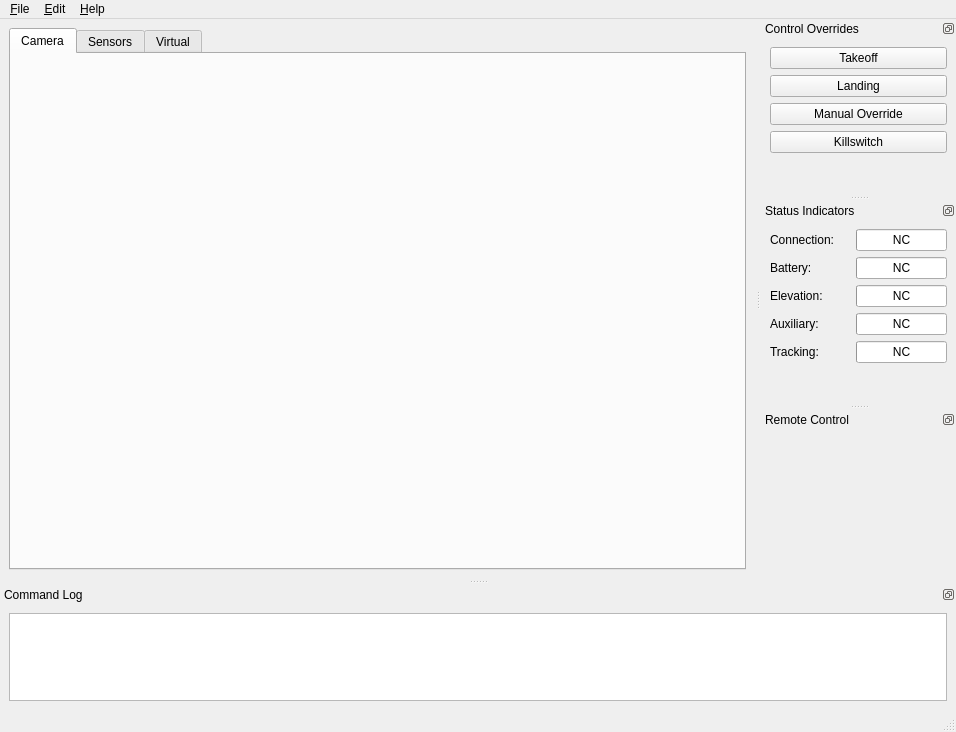
This is heliview/src/ApplicationFrame.ui in gcsmith/ktgt-uav-desktop as Qt 5 draws it before an edit. The edited form follows.
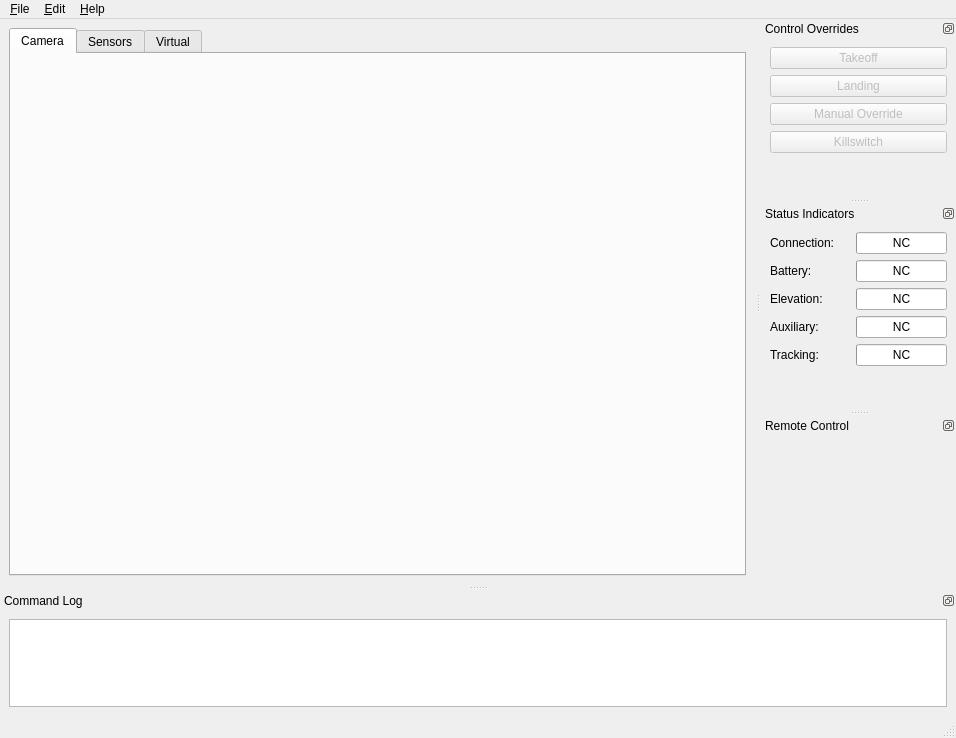
This is the edited form. Icons and pictures are not drawn.

What changed in the file:
```diff
--- a/heliview/src/ApplicationFrame.ui
+++ b/heliview/src/ApplicationFrame.ui
@@ -7,7 +7,7 @@
     <x>0</x>
     <y>0</y>
     <width>956</width>
-    <height>732</height>
+    <height>738</height>
    </rect>
   </property>
   <property name="windowTitle">
@@ -261,6 +261,9 @@
     <layout class="QVBoxLayout" name="verticalLayout_5">
      <item>
       <widget class="QPushButton" name="btnTakeoff">
+       <property name="enabled">
+        <bool>false</bool>
+       </property>
        <property name="text">
         <string>Takeoff</string>
        </property>
@@ -272,6 +275,9 @@
      </item>
      <item>
       <widget class="QPushButton" name="btnLanding">
+       <property name="enabled">
+        <bool>false</bool>
+       </property>
        <property name="text">
         <string>Landing</string>
        </property>
@@ -286,6 +292,9 @@
      </item>
      <item>
       <widget class="QPushButton" name="btnOverride">
+       <property name="enabled">
+        <bool>false</bool>
+       </property>
        <property name="text">
         <string>Manual Override</string>
        </property>
@@ -297,6 +306,9 @@
      </item>
      <item>
       <widget class="QPushButton" name="btnKillswitch">
+       <property name="enabled">
+        <bool>false</bool>
+       </property>
        <property name="text">
         <string>Killswitch</string>
        </property>
@@ -599,7 +611,7 @@
         <string>&lt;!DOCTYPE HTML PUBLIC &quot;-//W3C//DTD HTML 4.0//EN&quot; &quot;http://www.w3.org/TR/REC-html40/strict.dtd&quot;&gt;
 &lt;html&gt;&lt;head&gt;&lt;meta name=&quot;qrichtext&quot; content=&quot;1&quot; /&gt;&lt;style type=&quot;text/css&quot;&gt;
 p, li { white-space: pre-wrap; }
-&lt;/style&gt;&lt;/head&gt;&lt;body style=&quot; font-family:'Tahoma'; font-size:8pt; font-weight:400; font-style:normal;&quot;&gt;
+&lt;/style&gt;&lt;/head&gt;&lt;body style=&quot; font-family:'Sans'; font-size:10pt; font-weight:400; font-style:normal;&quot;&gt;
 &lt;p style=&quot;-qt-paragraph-type:empty; margin-top:0px; margin-bottom:0px; margin-left:0px; margin-right:0px; -qt-block-indent:0; text-indent:0px; font-family:'Sans Serif'; font-size:9pt;&quot;&gt;&lt;/p&gt;&lt;/body&gt;&lt;/html&gt;</string>
        </property>
        <property name="tabStopWidth">
```
Left out of the diff: 2 changed lines with no effect on the pictures.
